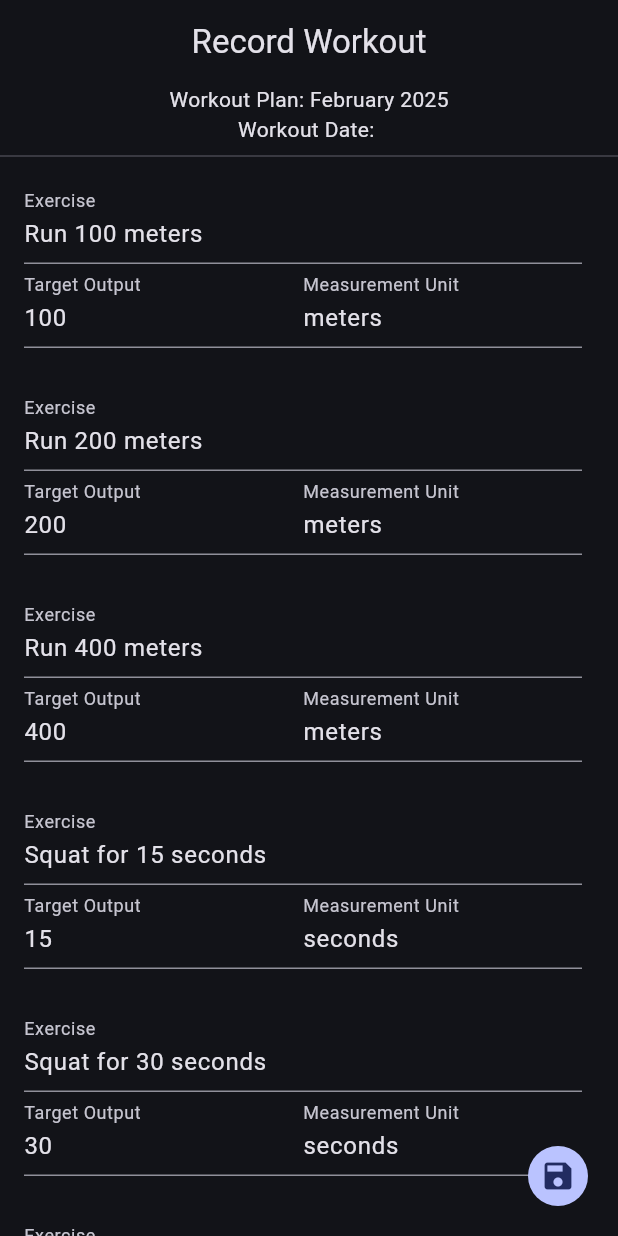
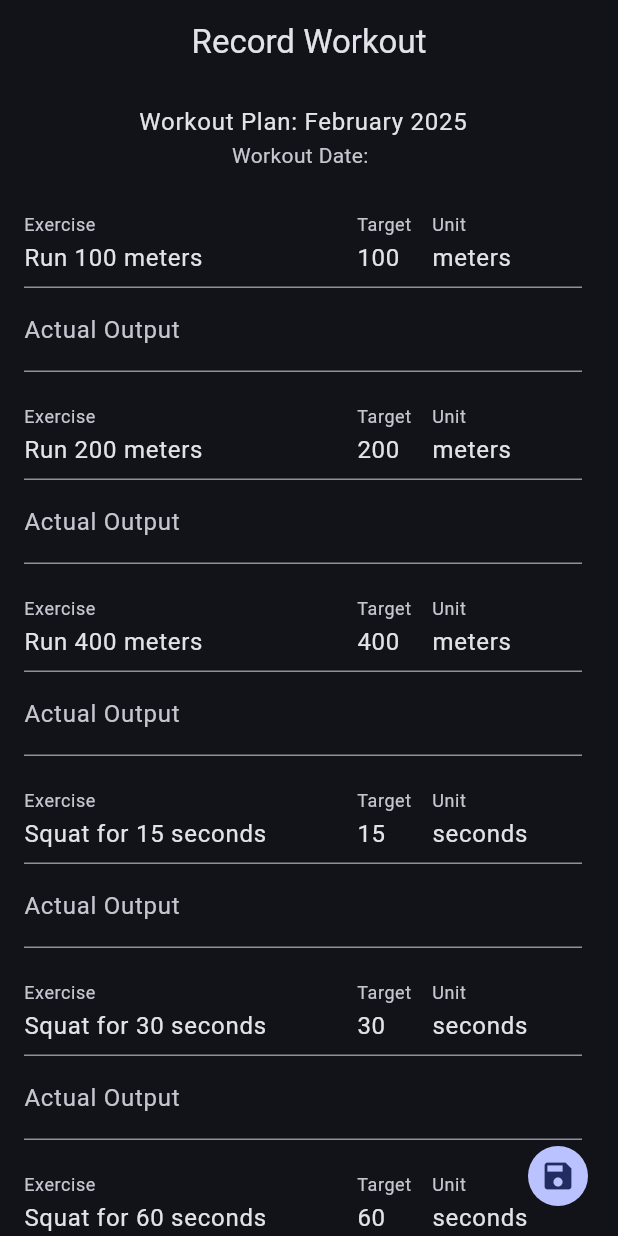
Before and after one commit to ngoantho/flutter-workout-app, a Flutter app: the screen it shows after launch, on a phone screen of 412 x 824 dp. Run offline on Flutter 3.47's test engine with Material 3 defaults, Android fonts, the phone set to English and light mode, and no system bars; missing offline and left inert: date_only.

```diff
--- /dev/null
+++ b/lib/models/exercise_result_controller.dart
@@ -0,0 +1,10 @@
+import 'package:flutter/material.dart';
+import 'package:homework/models/exercise_result.dart';
+import 'package:homework/models/exercise.dart';
+
+class ExerciseResultController {
+  Exercise exercise;
+  TextEditingController actualOutputController;
+
+  ExerciseResultController({required this.exercise, required this.actualOutputController});
+}
--- a/lib/pages/workout_recording_page.dart
+++ b/lib/pages/workout_recording_page.dart
@@ -1,12 +1,10 @@
 import 'package:date_only/date_only.dart';
 import 'package:flutter/material.dart';
-import 'package:homework/mixins/to_dropdown.dart';
 import 'package:homework/models/exercise.dart';
-import 'package:homework/models/measurement_unit.dart';
+import 'package:homework/models/exercise_result_controller.dart';
 import 'package:homework/models/workout_plan.dart';
-import 'package:homework/widgets/center_column.dart';
+import 'package:homework/widgets/center_text.dart';
 import 'package:homework/widgets/common_scaffold.dart';
-import 'package:homework/widgets/sized_box_with_height.dart';
 
 class WorkoutRecordingPage extends StatefulWidget {
   final WorkoutPlan workoutPlan;
@@ -20,91 +18,104 @@ class WorkoutRecordingPage extends StatefulWidget {
 class _WorkoutRecordingPageState extends State<WorkoutRecordingPage> {
   final _formKey = GlobalKey<FormState>();
   final _workoutDate = DateOnly.today();
+  late List<ExerciseResultController> _exerciseResultControllers;
 
-  void onSave() {}
+  void onSave() {
+    if (!_formKey.currentState!.validate()) {
+      return;
+    }
+  }
+
+  @override
+  void initState() {
+    super.initState();
+    _exerciseResultControllers = widget.workoutPlan.exercises
+        .map((exercise) => ExerciseResultController(
+            exercise: exercise,
+            actualOutputController: TextEditingController()))
+        .toList();
+  }
 
   @override
   Widget build(BuildContext context) {
     return Form(
         key: _formKey,
+        autovalidateMode: AutovalidateMode.onUserInteraction,
         child: CommonScaffold(
             title: 'Record Workout',
             floatingActionButton:
                 IconButton.filled(onPressed: onSave, icon: Icon(Icons.save)),
-            content: CenterColumn([
-              Text('Workout Plan: ${widget.workoutPlan.name}'),
-              Text('Workout Date: $_workoutDate'),
-              Divider(),
+            content: Column(children: [
+              ListTile(
+                title: CenterText('Workout Plan: ${widget.workoutPlan.name}'),
+                subtitle: CenterText('Workout Date: $_workoutDate'),
+              ),
               Expanded(
-                  child: ListView.separated(
-                itemBuilder: (context, index) =>
-                    _WorkoutRecording(widget.workoutPlan.exercises[index]),
-                itemCount: widget.workoutPlan.exercises.length,
-                separatorBuilder: (context, index) => SizedBoxWithHeight(10),
-              ))
+                  child: ListView.builder(
+                      itemBuilder: (context, index) => _WorkoutRecording(
+                          _exerciseResultControllers[index].exercise,
+                          _exerciseResultControllers[index]
+                              .actualOutputController),
+                      itemCount: _exerciseResultControllers.length))
             ])));
   }
 }
 
 class _WorkoutRecording extends StatefulWidget {
   final Exercise exercise;
+  final TextEditingController actualOutputController;
 
-  const _WorkoutRecording(this.exercise);
+  const _WorkoutRecording(this.exercise, this.actualOutputController);
 
   @override
   State<_WorkoutRecording> createState() => _WorkoutRecordingState();
 }
 
-class _WorkoutRecordingState extends State<_WorkoutRecording>
-    with DropdownMenuItemsMixin {
-  final actualOutputController = TextEditingController();
-
+class _WorkoutRecordingState extends State<_WorkoutRecording> {
   @override
   Widget build(BuildContext context) {
     return ListTile(
-      title: TextField(
-        decoration: InputDecoration(labelText: 'Exercise'),
-        focusNode: FocusNode(canRequestFocus: false),
-        controller: TextEditingController(text: widget.exercise.name),
-      ),
-      isThreeLine: true,
-      subtitle: Column(
-        children: [
-          Row(
-            children: [
-              Expanded(
-                child: TextField(
-                    decoration: InputDecoration(labelText: 'Target Output'),
-                    onTap: null,
-                    controller: TextEditingController(
-                        text: widget.exercise.targetOutput.toString())),
-              ),
-              Expanded(
-                  child: TextField(
-                      decoration:
-                          InputDecoration(labelText: 'Measurement Unit'),
-                      onTap: null,
-                      controller: TextEditingController(
-                          text: widget.exercise.measurementUnit.name)))
-            ],
-          )
-        ],
-      ),
-    );
-
-    var test = Column(
-      children: [
-        Row(
+        title: Row(
           children: [
             Expanded(
                 child: TextFormField(
-              controller: actualOutputController,
-              keyboardType: TextInputType.number,
-              decoration: InputDecoration(labelText: 'Actual Output'),
+              decoration: InputDecoration(labelText: 'Exercise'),
+              initialValue: widget.exercise.name,
+              readOnly: true,
+            )),
+            SizedBox(
+              width: 50,
+                child: TextFormField(
+                    decoration: InputDecoration(labelText: 'Target'),
+                    initialValue: widget.exercise.targetOutput.toString(),
+                    readOnly: true)),
+            SizedBox(
+              width: 100,
+                child: TextFormField(
+              decoration: InputDecoration(labelText: 'Unit'),
+              initialValue: widget.exercise.measurementUnit.name,
+              readOnly: true,
             )),
           ],
         ),
-      ],
-    );
+        subtitle: Row(
+          children: [
+            Expanded(
+                child: TextFormField(
+                    controller: widget.actualOutputController,
+                    keyboardType: TextInputType.number,
+                    decoration: InputDecoration(labelText: 'Actual Output'),
+                    validator: validateOutput)),
+          ],
+        ));
+  }
+
+  String? validateOutput(String? input) {
+    if (input == null || input.isEmpty) {
+      return 'Enter an output ≥ 0';
+    } else if (int.parse(input) < 0) {
+      return 'Output must be ≥ 0';
+    }
+    return null;
   }
 }
--- /dev/null
+++ b/lib/widgets/center_text.dart
@@ -0,0 +1,12 @@
+import 'package:flutter/material.dart';
+
+class CenterText extends StatelessWidget {
+  final String text;
+
+  const CenterText(this.text, {super.key});
+
+  @override
+  Widget build(BuildContext context) {
+    return Center(child: Text(text));
+  }
+}
```
